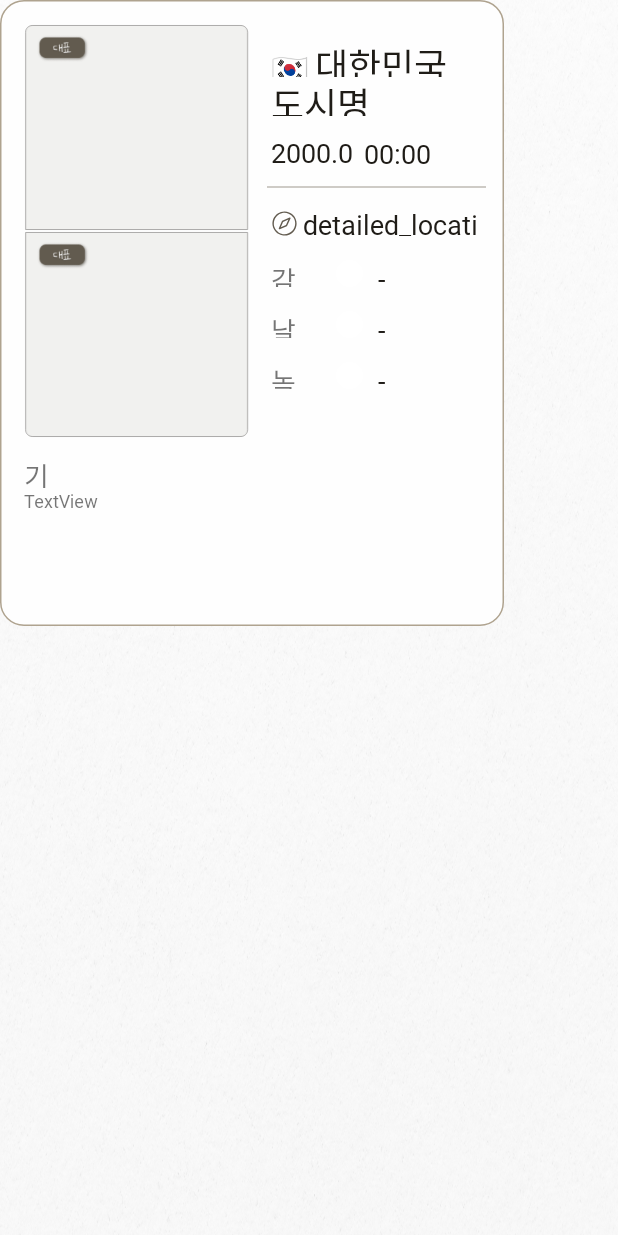
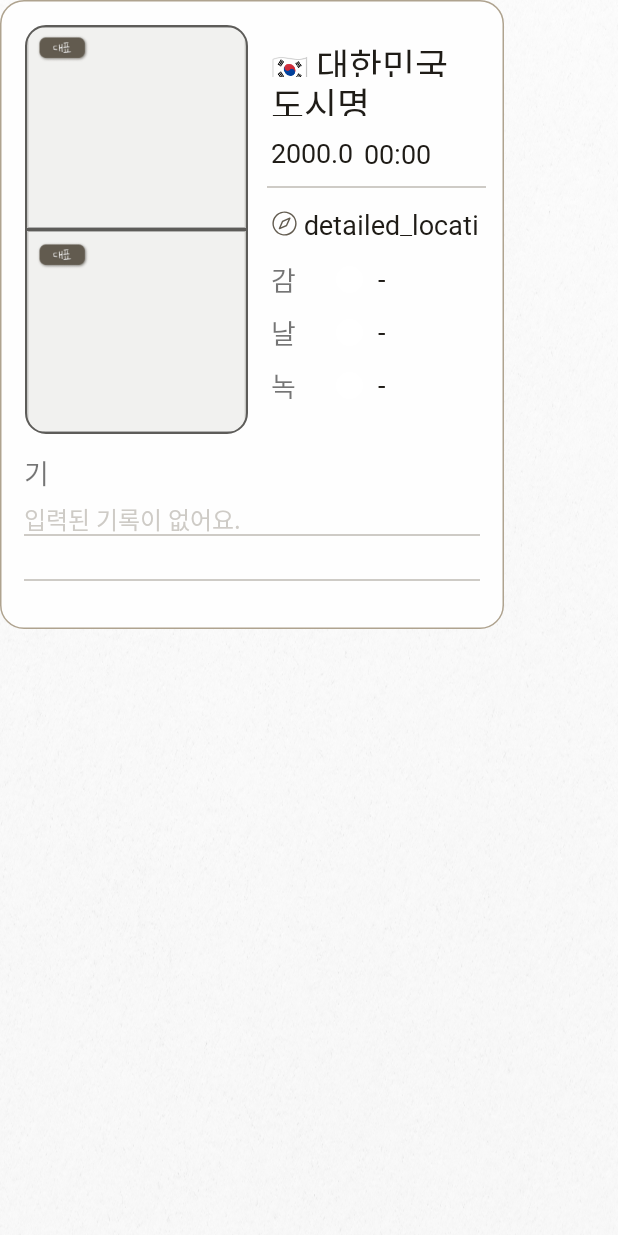
Before and after one commit to TeamZim/Zim_android, an Android app built with Jetpack Compose: the layout diary_item.xml on its own in the app's theme, with its tools: preview values and no code run, on a phone screen of 412 x 824 dp. Run offline under Robolectric (Android 15) with nearby library versions, the phone set to English and light mode, and no system bars.

Commit message:
#48 일기 화면 구현 완료

```diff
--- a/app/src/main/java/com/example/zim_android/Adapter/DiaryAdapter.kt
+++ b/app/src/main/java/com/example/zim_android/Adapter/DiaryAdapter.kt
@@ -12,6 +12,7 @@ import com.bumptech.glide.Glide
 import com.example.zim_android.R
 import android.media.MediaPlayer
 import android.util.Log
+import androidx.core.content.ContextCompat
 import com.example.zim_android.Adapter.DiaryAdapter.DiaryViewHolder
 import com.example.zim_android.util.PreferenceUtil.Constants
 
@@ -42,9 +43,21 @@ class DiaryAdapter(private val itemList: List<DiaryResponse>) :
         binding.countryName.text = item.countryName
         binding.cityName.text = item.city
         binding.date.text = item.dateTime.split("T").getOrNull(0) ?: "-"
-        binding.time.text = item.dateTime.split("T").getOrNull(1) ?: "-"
+        //분단위까지 자르기
+        val timePart = item.dateTime.split("T").getOrNull(1)?.split(":")
+        val hourMinute = if (timePart != null && timePart.size >= 2) {
+            "${timePart[0]}:${timePart[1]}"
+        } else "-"
+        binding.time.text = hourMinute
+
         binding.detailedLocation.text = item.detailedLocation ?: "-"
-        binding.contextText.text = item.content ?: "입력된 기록이 없어요."
+        if (item.content != null) {
+            binding.contextText.text = item.content ?: "입력된 기록이 없어요."
+            binding.contextText.setTextColor(ContextCompat.getColor(binding.root.context, R.color.primary_700))
+
+            binding.contextView1.setBackgroundColor(ContextCompat.getColor(binding.root.context, R.color.unselected))
+            binding.contextView2.setBackgroundColor(ContextCompat.getColor(binding.root.context, R.color.unselected))
+        }
 
         Log.d("diaryId", item.id.toString())
         Log.d("emotionColor", item.emotionColor.toString())
--- a/app/src/main/java/com/example/zim_android/fragment/DiaryFragment.kt
+++ b/app/src/main/java/com/example/zim_android/fragment/DiaryFragment.kt
@@ -7,6 +7,7 @@ import android.view.LayoutInflater
 import android.view.View
 import android.view.ViewGroup
 import androidx.fragment.app.Fragment
+import androidx.navigation.fragment.findNavController
 import androidx.recyclerview.widget.GridLayoutManager
 import androidx.recyclerview.widget.RecyclerView
 import com.example.zim_android.Adapter.DiaryAdapter
@@ -40,8 +41,8 @@ class DiaryFragment : Fragment(R.layout.diary_page) {
 
         binding.backBtnHeader.tvTitle.text = "여행명"
         binding.backBtnHeader.backBtn.setOnClickListener {
-            // 뒤로 가기 로직 추가
-            // 그냥 네비게이션으로 넘기는게 아니라,따로 무슨 카드였는지를 같이 보내줘야할 것 같음.
+            findNavController().navigate(R.id.action_diaryFragment_to_viewCardFragment)
+            // 그냥 네비게이션으로 넘기는게 아니라,따로 무슨 카드였는지를 같이 보내줘야함.
         }
 
         val userId = UserSession.userId
--- a/app/src/main/res/layout/diary_item.xml
+++ b/app/src/main/res/layout/diary_item.xml
@@ -4,7 +4,7 @@
     xmlns:android="http://schemas.android.com/apk/res/android"
     xmlns:app="http://schemas.android.com/apk/res-auto"
     xmlns:tools="http://schemas.android.com/tools"
-    android:layout_width="match_parent"
+    android:layout_width="wrap_content"
     android:layout_height="wrap_content">
 
     <androidx.constraintlayout.widget.ConstraintLayout
@@ -19,22 +19,30 @@
         app:layout_constraintTop_toTopOf="parent"
         >
 
-        <ImageView
+        <com.google.android.material.imageview.ShapeableImageView
             android:id="@+id/photo_1"
             android:layout_width="150dp"
             android:layout_height="138dp"
             android:layout_marginStart="16dp"
             android:layout_marginTop="16dp"
+            app:strokeWidth="1dp"
+            app:strokeColor="#5D5C59"
+            android:padding="1dp"
             app:layout_constraintStart_toStartOf="@+id/diary_frame"
             app:layout_constraintTop_toTopOf="@+id/diary_frame"
+            app:shapeAppearanceOverlay="@style/ImageTopRoundedCornersTop"
             app:srcCompat="@drawable/photo_image_1" />
 
-        <ImageView
+        <com.google.android.material.imageview.ShapeableImageView
             android:id="@+id/photo_2"
             android:layout_width="150dp"
             android:layout_height="138dp"
+            app:strokeWidth="1dp"
+            app:strokeColor="#5D5C59"
+            android:padding="1dp"
+            android:layout_marginTop="-2dp"
             app:layout_constraintEnd_toEndOf="@+id/photo_1"
-            app:layout_constraintHorizontal_bias="1.0"
+            app:shapeAppearanceOverlay="@style/ImageTopRoundedCornersBottom"
             app:layout_constraintStart_toStartOf="@+id/photo_1"
             app:layout_constraintTop_toBottomOf="@+id/photo_1"
             app:srcCompat="@drawable/photo_image_2" />
@@ -68,7 +76,7 @@
                     android:fontFamily="@font/nanum_neuris"
                     android:textColor="@color/primary_700"
                     android:textSize="24dp"
-                    android:layout_marginLeft="3dp"
+                    android:layout_marginLeft="4dp"
                     android:gravity="center_vertical"
                     android:layout_width="wrap_content"
                     android:layout_height="26dp"
@@ -139,7 +147,7 @@
                     android:textColor="@color/primary_700"
                     android:textSize="18dp"
                     android:gravity="center_vertical"
-                    android:layout_marginLeft="3dp"
+                    android:layout_marginLeft="4dp"
                     android:layout_width="122dp"
                     android:layout_height="match_parent"
                     android:text="detailed_location" />
@@ -150,7 +158,7 @@
 
             <LinearLayout
                 android:layout_width="143dp"
-                android:layout_height="18dp"
+                android:layout_height="22dp"
                 android:orientation="horizontal"
                 android:layout_marginTop="16dp"
                 >
@@ -170,6 +178,7 @@
                     android:layout_width="18dp"
                     android:layout_height="18dp"
                     android:layout_marginStart="11dp"
+                    android:layout_marginTop="2dp"
                     android:src="@drawable/emotion_color_base_circle"
                     />
 
@@ -188,9 +197,9 @@
 
             <LinearLayout
                 android:layout_width="143dp"
-                android:layout_height="18dp"
+                android:layout_height="22dp"
                 android:orientation="horizontal"
-                android:layout_marginTop="16dp"
+                android:layout_marginTop="13dp"
                 >
 
                 <TextView
@@ -208,6 +217,7 @@
                     android:layout_width="18dp"
                     android:layout_height="18dp"
                     android:layout_marginStart="11dp"
+                    android:layout_marginTop="2dp"
                     android:src="@drawable/emotion_color_base_circle"
                     />
 
@@ -228,9 +238,9 @@
 
             <LinearLayout
                 android:layout_width="143dp"
-                android:layout_height="18dp"
+                android:layout_height="22dp"
                 android:orientation="horizontal"
-                android:layout_marginTop="16dp"
+                android:layout_marginTop="13dp"
                 >
 
                 <TextView
@@ -249,6 +259,7 @@
                     android:layout_height="18dp"
                     android:layout_marginStart="11dp"
                     android:clickable="false"
+                    android:layout_marginTop="2dp"
                     android:src="@drawable/emotion_color_base_circle"
                     />
 
@@ -285,24 +296,61 @@
         <TextView
             android:id="@+id/content_title"
             android:layout_width="32dp"
-            android:layout_height="21dp"
+            android:layout_height="26dp"
             android:layout_marginStart="16dp"
             android:layout_marginTop="12dp"
             android:fontFamily="@font/nanum_neuris"
             android:text="기록"
             android:textSize="18sp"
+            android:gravity="center_vertical"
             app:layout_constraintStart_toStartOf="@+id/diary_frame"
             app:layout_constraintTop_toBottomOf="@+id/photo_2" />
 
+
         <TextView
             android:id="@+id/context_text"
-            android:layout_width="306dp"
-            android:layout_height="64dp"
-            android:layout_marginBottom="28dp"
-            android:text="TextView"
-            app:layout_constraintBottom_toBottomOf="@+id/diary_frame"
+            android:layout_width="304dp"
+            android:layout_height="69dp"
+            android:layout_marginTop="6dp"
+            android:layout_marginBottom="16dp"
+            android:background="@null"
+            android:ellipsize="end"
+            android:fontFamily="@font/nanum"
+            android:gravity="top|start"
+            android:lineSpacingExtra="12dp"
+            android:lines="2"
+            android:maxLength="56"
+            android:maxLines="2"
+            android:text="입력된 기록이 없어요."
+            android:textColor="#CECBC6"
+            android:textSize="16sp"
+            app:layout_constraintBottom_toBottomOf="parent"
             app:layout_constraintStart_toStartOf="@+id/content_title"
-            app:layout_constraintTop_toBottomOf="@+id/content_title" />
+            app:layout_constraintTop_toBottomOf="@+id/content_title"
+            app:layout_constraintVertical_bias="1.0" />
+
+        <View
+            android:id="@+id/context_view1"
+            android:layout_width="304dp"
+            android:layout_height="1dp"
+            android:layout_gravity="bottom"
+            android:background="#CECBC6"
+            android:layout_marginTop="22dp"
+            app:layout_constraintTop_toTopOf="@+id/context_text"
+            app:layout_constraintEnd_toEndOf="@+id/context_text"
+            app:layout_constraintStart_toStartOf="@+id/context_text" />
+
+        <View
+            android:id="@+id/context_view2"
+            android:layout_width="304dp"
+            android:layout_height="1dp"
+            android:layout_gravity="bottom"
+            android:background="#CECBC6"
+            android:layout_marginTop="52dp"
+            app:layout_constraintTop_toTopOf="@+id/context_text"
+            app:layout_constraintEnd_toEndOf="@+id/context_text"
+            app:layout_constraintStart_toStartOf="@+id/context_text" />
+
 
         <ImageView
             android:id="@+id/representive_icon_1"
--- a/app/src/main/res/values/styles.xml
+++ b/app/src/main/res/values/styles.xml
@@ -12,4 +12,20 @@
         <item name="cornerSize">13dp</item>
     </style>
 
+    <style name="ImageTopRoundedCornersTop">
+        <item name="cornerFamily">rounded</item>
+        <item name="cornerSizeTopLeft">13dp</item>
+        <item name="cornerSizeTopRight">13dp</item>
+        <item name="cornerSizeBottomLeft">0dp</item>
+        <item name="cornerSizeBottomRight">0dp</item>
+    </style>
+
+    <style name="ImageTopRoundedCornersBottom">
+        <item name="cornerFamily">rounded</item>
+        <item name="cornerSizeTopLeft">0dp</item>
+        <item name="cornerSizeTopRight">0dp</item>
+        <item name="cornerSizeBottomLeft">13dp</item>
+        <item name="cornerSizeBottomRight">13dp</item>
+    </style>
+
 </resources>
```
